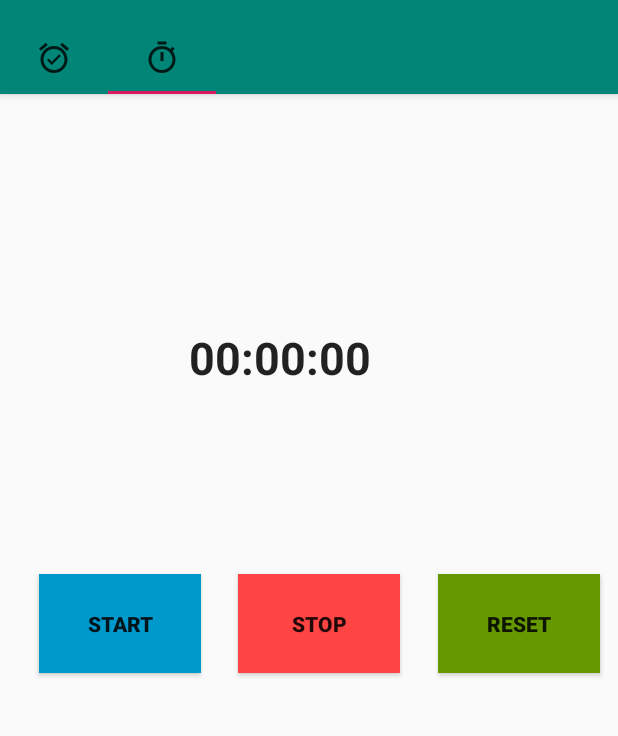
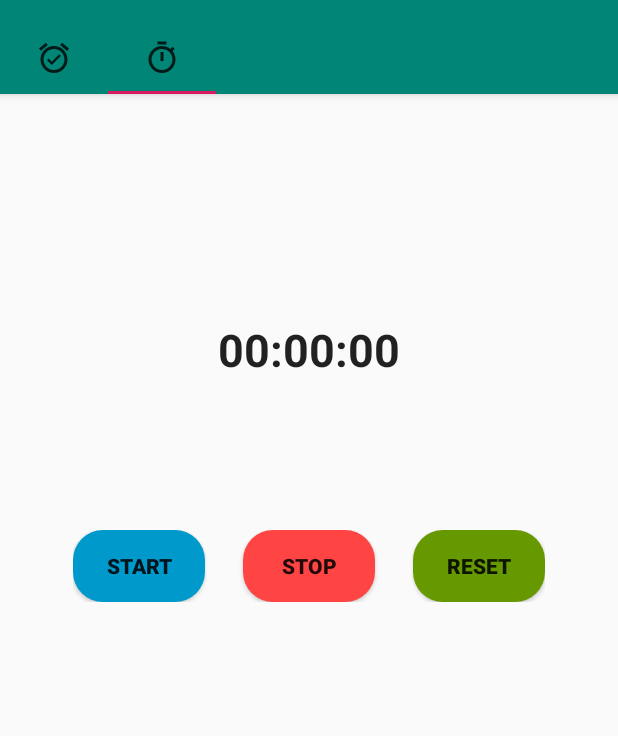
Before and after one commit to Unoooooo/prm391, an Android app: the screen it shows after launch (MainActivity), tab 2 chosen, on a phone screen of 412 x 824 dp, the part 62-798 px from its top. Run offline under Robolectric (Android 15) with nearby library versions, the phone set to English and light mode, and no system bars.

Commit message:
edit button stopwatch

```diff
--- /dev/null
+++ b/CLOCKPROJECT/app/src/main/res/drawable/botronreset.xml
@@ -0,0 +1,7 @@
+<?xml version="1.0" encoding="utf-8"?>
+<shape xmlns:android="http://schemas.android.com/apk/res/android">
+    <corners android:radius="20dp"/>
+    <solid
+        android:color="#669900" >
+    </solid>
+</shape>
--- /dev/null
+++ b/CLOCKPROJECT/app/src/main/res/drawable/botronstart.xml
@@ -0,0 +1,7 @@
+<?xml version="1.0" encoding="utf-8"?>
+<shape xmlns:android="http://schemas.android.com/apk/res/android">
+    <corners android:radius="20dp"/>
+    <solid
+        android:color="#0099cc" >
+    </solid>
+</shape>
--- /dev/null
+++ b/CLOCKPROJECT/app/src/main/res/drawable/botronstop.xml
@@ -0,0 +1,7 @@
+<?xml version="1.0" encoding="utf-8"?>
+<shape xmlns:android="http://schemas.android.com/apk/res/android">
+    <corners android:radius="20dp"/>
+    <solid
+        android:color="#ff4444" >
+    </solid>
+</shape>
--- a/CLOCKPROJECT/app/src/main/res/layout/fragment_stop_watch.xml
+++ b/CLOCKPROJECT/app/src/main/res/layout/fragment_stop_watch.xml
@@ -1,61 +1,52 @@
-<?xml version="1.0" encoding="utf-8"?>
-<RelativeLayout xmlns:android="http://schemas.android.com/apk/res/android"
-    xmlns:tools="http://schemas.android.com/tools"
+<LinearLayout xmlns:android="http://schemas.android.com/apk/res/android"
     android:layout_width="match_parent"
     android:layout_height="match_parent"
-    tools:context=".view.StopWatchFragment">
-
-    <!-- TODO: Update blank fragment layout -->
+    android:orientation="vertical"
+    >
 
     <Chronometer
         android:id="@+id/chronometer"
-        android:layout_width="187dp"
-        android:layout_height="64dp"
-        android:layout_alignParentStart="true"
-        android:layout_alignParentTop="true"
-        android:layout_centerInParent="true"
-        android:layout_marginStart="126dp"
-        android:layout_marginTop="155dp"
+        android:layout_width="wrap_content"
+        android:layout_height="wrap_content"
+        android:layout_gravity="center"
+        android:layout_marginTop="150dp"
         android:textSize="30sp"
         android:textStyle="bold" />
-
+    <LinearLayout
+        android:layout_width="wrap_content"
+        android:layout_height="wrap_content"
+        android:orientation="horizontal"
+        android:layout_gravity="center"
+        android:layout_marginTop="100dp"
+        >
         <Button
             android:id="@+id/start"
-        android:layout_width="108dp"
-        android:layout_height="66dp"
-        android:layout_alignParentStart="true"
-        android:layout_alignParentTop="true"
-        android:layout_centerVertical="true"
-        android:layout_marginStart="26dp"
-        android:layout_marginTop="320dp"
-        android:background="@android:color/holo_blue_dark"
+            android:layout_width="wrap_content"
+            android:layout_height="wrap_content"
+            android:background="@drawable/botronstart"
             android:text="START"
-        android:textStyle="bold" />
+            android:textStyle="bold"
+            android:layout_marginRight="25dp"
 
+            />
         <Button
             android:id="@+id/stop"
-        android:layout_width="108dp"
-        android:layout_height="66dp"
-        android:layout_below="@+id/start"
-        android:layout_alignParentEnd="true"
-        android:layout_centerInParent="true"
-        android:layout_marginTop="-66dp"
-        android:layout_marginEnd="145dp"
-        android:background="@android:color/holo_red_light"
+            android:layout_width="wrap_content"
+            android:layout_height="wrap_content"
+            android:background="@drawable/botronstop"
             android:text="STOP"
-        android:textStyle="bold" />
-
+            android:textStyle="bold"
+            />
         <Button
             android:id="@+id/reset"
-        android:layout_width="108dp"
-        android:layout_height="66dp"
-        android:layout_below="@+id/start"
-        android:layout_alignParentEnd="true"
-        android:layout_centerInParent="true"
-        android:layout_marginTop="-66dp"
-        android:layout_marginEnd="12dp"
-        android:background="@android:color/holo_green_dark"
+            android:layout_width="wrap_content"
+            android:layout_height="wrap_content"
+            android:background="@drawable/botronreset"
             android:text="RESET"
-        android:textStyle="bold" />
+            android:textStyle="bold"
+            android:layout_marginLeft="25dp"
+            />
 
-</RelativeLayout>
+    </LinearLayout>
+
+</LinearLayout>
```
Lines whose indentation alone changed are shown as unchanged.
